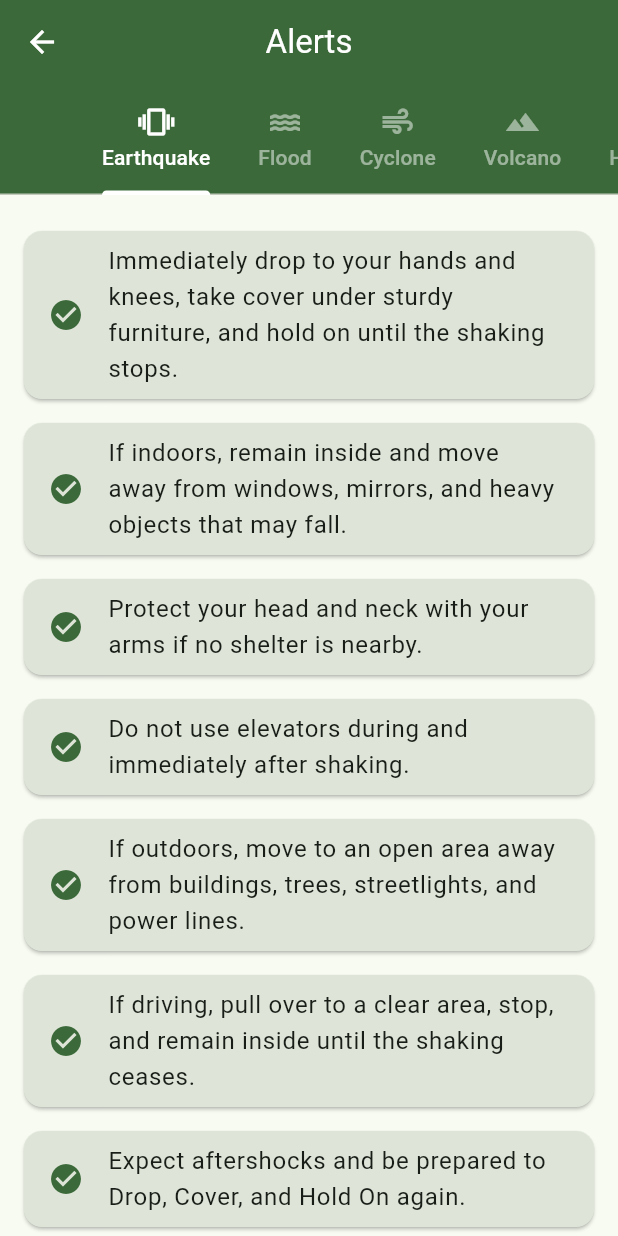
After one commit to Muneeb-Ahmed2002/safezone, a Flutter app: the SafetyTips screen opened directly, on a phone screen of 412 x 824 dp. The commit adds this screen. Run offline on Flutter 3.47's test engine with Material 3 defaults, Android fonts, the phone set to English and light mode, and no system bars; our stand-ins replace cloud_firestore, firebase_core, firebase_messaging, flutter_local_notifications, geocoding, location and 1 more; accounts and stored records are empty.

```diff
--- a/lib/UI/Alerts.dart
+++ b/lib/UI/Alerts.dart
@@ -63,6 +63,7 @@ class _AlertsPageState extends State<AlertsPage> {
                       return ListTile(
                         title: Text(doc['description']),
                         subtitle: Text("Magnitude: $magnitude"),
+                        trailing: Text("${DateTime.tryParse(doc['timestamp']) ?? DateTime.now()}"),
                       );
                     },
                   );
@@ -70,6 +71,7 @@ class _AlertsPageState extends State<AlertsPage> {
                   return ListTile(
                     title: Text(doc['location']),
                     subtitle: Text("Magnitude: ${doc['magnitude']}"),
+                    trailing: Text("${DateTime.tryParse(doc['timestamp']) ?? DateTime.now()}"),
                   );
                 }
               },
@@ -94,6 +96,7 @@ class _AlertsPageState extends State<AlertsPage> {
                     return ListTile(
                       title: Text(doc['description'] ?? "No description"),
                       subtitle: Text("Location: $location • Alert: ${doc['alertLevel'] ?? 'N/A'}"),
+                      trailing: Text("${DateTime.tryParse(doc['timestamp']) ?? DateTime.now()}"),
                     );
                   },
                 );
@@ -116,6 +119,7 @@ class _AlertsPageState extends State<AlertsPage> {
                 subtitle: Text(
                   "Country: ${doc['country'] == ""? 'N/A': doc['country']} • Alert: ${doc['alertLevel'] ?? 'N/A'}",
                 ),
+                trailing: Text("${DateTime.tryParse(doc['timestamp']) ?? DateTime.now()}"),
               ),
             ),
 
@@ -140,6 +144,7 @@ class _AlertsPageState extends State<AlertsPage> {
                       subtitle: Text(
                         "Location: $location • Alert: ${doc['alertLevel'] ?? 'N/A'}",
                       ),
+                      trailing: Text("${DateTime.tryParse(doc['timestamp']) ?? DateTime.now()}"),
                     );
                   },
                 );
@@ -163,6 +168,7 @@ class _AlertsPageState extends State<AlertsPage> {
                 subtitle: Text(
                   "Temp: ${doc['temperature']}°C at ${doc['forecastTime'] ?? 'N/A'}",
                 ),
+                trailing: Text("${DateTime.tryParse(doc['timestamp']) ?? DateTime.now()}"),
               ),
             ),
           ],
@@ -229,6 +235,13 @@ class _AlertsPageState extends State<AlertsPage> {
                     itemCount: snapshot.data!.docs.length,
                     itemBuilder: (context, index) {
                       final doc = snapshot.data!.docs[index];
+                      final tsField = doc['timestamp'];
+                      DateTime ts = DateTime.now();
+                      if (tsField is String) {
+                        ts = DateTime.tryParse(tsField) ?? DateTime.now();
+                      }
+                      final threeDaysAgo = DateTime.now().subtract(const Duration(days: 3));
+                      if (ts.isBefore(threeDaysAgo)) return const SizedBox.shrink(); // skip old records
                       return itemBuilder(doc);
                     },
                   ),
--- a/lib/UI/HomePage.dart
+++ b/lib/UI/HomePage.dart
@@ -1,5 +1,6 @@
 import 'package:flutter/material.dart';
 import 'package:safezone/UI/Alerts.dart';
+import 'package:safezone/UI/SafetyTips.dart';
 import 'package:safezone/UI/aboutApp.dart';
 import 'package:safezone/global%20variables.dart';
 
@@ -90,7 +91,9 @@ class _HomepageState extends State<Homepage> {
                       color: colorScheme.secondaryContainer,
                       iconColor: colorScheme.onSecondaryContainer,
                       onTap: () {
-                        // TODO: Navigate to safety tips
+                        Navigator.push(context, MaterialPageRoute(
+                          builder: (context)=>const SafetyTips())
+                      );
                       },
                     ),
                     GridOptionButton(
--- /dev/null
+++ b/lib/UI/SafetyTips.dart
@@ -0,0 +1,140 @@
+import 'package:flutter/material.dart';
+
+class SafetyTips extends StatelessWidget {
+  const SafetyTips({super.key});
+
+  final List<Tab> _tabs = const [
+    Tab(text: "Earthquake", icon: Icon(Icons.vibration)),
+    Tab(text: "Flood", icon: Icon(Icons.water)),
+    Tab(text: "Cyclone", icon: Icon(Icons.air)),
+    Tab(text: "Volcano", icon: Icon(Icons.terrain)),
+    Tab(text: "Heatwave", icon: Icon(Icons.wb_sunny)),
+  ];
+
+  @override
+  Widget build(BuildContext context) {
+    final colorScheme = Theme.of(context).colorScheme;
+
+    return DefaultTabController(
+      length: _tabs.length,
+      child: Scaffold(
+        appBar: AppBar(
+          title: const Text('Alerts'),
+          centerTitle: true,
+          backgroundColor: colorScheme.primary,
+          foregroundColor: colorScheme.onPrimary,
+          bottom: TabBar(
+            isScrollable: true,
+            labelColor: colorScheme.onPrimary,
+            unselectedLabelColor: colorScheme.onPrimary.withOpacity(0.5),
+            tabs: _tabs,
+          ),
+        ),
+        body: TabBarView(
+          children: [
+            _buildTipsList(_earthquakeTips(), context),
+            _buildTipsList(_floodTips(), context),
+            _buildTipsList(_cycloneTips(), context),
+            _buildTipsList(_volcanoTips(), context),
+            _buildTipsList(_heatwaveTips(), context),
+          ],
+        ),
+      ),
+    );
+  }
+
+  Widget _buildTipsList(List<String> tips, BuildContext context) {
+    final colorScheme = Theme.of(context).colorScheme;
+    return ListView.builder(
+      padding: const EdgeInsets.all(16),
+      itemCount: tips.length,
+      itemBuilder: (context, index) {
+        return Card(
+          margin: const EdgeInsets.symmetric(vertical: 8),
+          color: colorScheme.surfaceVariant,
+          child: ListTile(
+            leading: Icon(Icons.check_circle, color: colorScheme.primary),
+            title: Text(
+              tips[index],
+              style: TextStyle(color: colorScheme.onSurface),
+            ),
+          ),
+        );
+      },
+    );
+  }
+
+// Earthquake Safety Tips
+  List<String> _earthquakeTips() => [
+    "Immediately drop to your hands and knees, take cover under sturdy furniture, and hold on until the shaking stops.",
+    "If indoors, remain inside and move away from windows, mirrors, and heavy objects that may fall.",
+    "Protect your head and neck with your arms if no shelter is nearby.",
+    "Do not use elevators during and immediately after shaking.",
+    "If outdoors, move to an open area away from buildings, trees, streetlights, and power lines.",
+    "If driving, pull over to a clear area, stop, and remain inside until the shaking ceases.",
+    "Expect aftershocks and be prepared to Drop, Cover, and Hold On again.",
+    "Check yourself and others for injuries and administer first aid if needed.",
+    "Inspect your surroundings for hazards such as gas leaks, fires, and damaged power lines.",
+    "Avoid open flames until certain there are no gas leaks.",
+    "Keep an emergency kit with water, food, flashlight, and first aid supplies accessible.",
+    "Stay informed via official emergency channels for updates and evacuation orders.",
+    "Avoid entering damaged buildings until authorities declare them safe."
+  ];
+
+// Flood Safety Tips
+  List<String> _floodTips() => [
+    "Move immediately to higher ground if flooding occurs in your area.",
+    "Avoid walking, swimming, or driving through floodwaters — just 6 inches of moving water can knock you down, and 2 feet can sweep away a vehicle.",
+    "Stay away from rivers, streams, and storm drains during heavy rainfall.",
+    "Disconnect electrical appliances to reduce risk of electrocution.",
+    "Do not touch electrical equipment if you are wet or standing in water.",
+    "Listen to weather alerts and follow evacuation orders issued by local authorities.",
+    "Keep emergency supplies and important documents in waterproof containers.",
+    "After floods, avoid areas with standing water which may be contaminated or hide hazards.",
+    "Inspect your home for structural damage before re-entering.",
+    "Avoid driving until roads are declared safe by authorities."
+  ];
+
+// Cyclone / Tropical Storm Safety Tips
+  List<String> _cycloneTips() => [
+    "Stay informed with weather updates and official alerts about approaching cyclones.",
+    "Secure outdoor items such as furniture, tools, and debris that could become projectiles in strong winds.",
+    "Board up windows and reinforce doors to reduce damage from high winds.",
+    "Prepare an emergency kit with food, water, medicines, flashlight, and batteries.",
+    "Charge all mobile devices and keep a portable power bank ready.",
+    "If evacuation orders are given, leave immediately and follow designated routes.",
+    "Stay indoors during the storm, away from windows and glass doors.",
+    "Avoid using candles during power outages to reduce fire risk; use flashlights instead.",
+    "After the cyclone, avoid downed power lines and report them to authorities.",
+    "Do not return to coastal or low-lying areas until officials declare them safe."
+  ];
+
+// Volcanic Activity Safety Tips
+  List<String> _volcanoTips() => [
+    "Stay informed about volcanic activity through official alerts and monitoring agencies.",
+    "Prepare emergency kits with face masks, goggles, food, and clean water.",
+    "If indoors during ashfall, close windows, doors, and all ventilation systems.",
+    "If outdoors, wear long-sleeved clothing, protective masks, and goggles to avoid inhaling ash.",
+    "Avoid low-lying areas prone to lava flows, lahars, or mudflows.",
+    "Protect water sources by sealing containers; volcanic ash can contaminate water supplies.",
+    "Do not drive during heavy ashfall, as it reduces visibility and damages engines.",
+    "Follow evacuation instructions immediately if ordered by authorities.",
+    "After the eruption, clean ash carefully using damp cloths; avoid sweeping dry ash to prevent respiratory issues.",
+    "Avoid river valleys downstream of volcanoes due to possible mudflows or flooding."
+  ];
+
+// Heatwave Safety Tips
+  List<String> _heatwaveTips() => [
+    "Stay hydrated by drinking plenty of water, even if you do not feel thirsty.",
+    "Avoid drinks with caffeine, alcohol, or excessive sugar as they contribute to dehydration.",
+    "Limit outdoor activities, especially during the hottest parts of the day (10 AM to 4 PM).",
+    "Wear lightweight, loose-fitting, and light-colored clothing to stay cool.",
+    "Use fans, air conditioning, or visit air-conditioned public spaces to cool down.",
+    "Take cool showers or baths to help regulate body temperature.",
+    "Check on vulnerable individuals such as children, elderly, and those with chronic illnesses.",
+    "Never leave children or pets in parked vehicles, even for a few minutes.",
+    "Eat light, balanced meals to maintain energy without overheating the body.",
+    "Stay informed about heat advisories and follow health authority recommendations."
+  ];
+
+}
```
